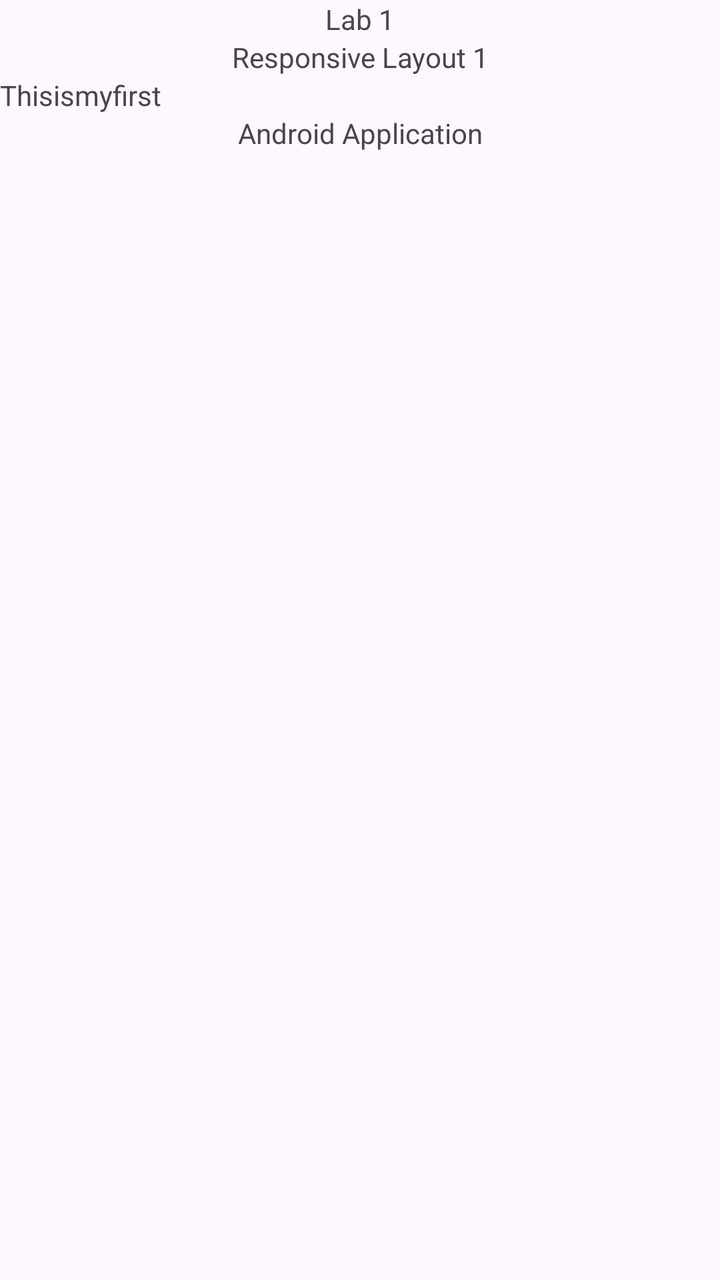
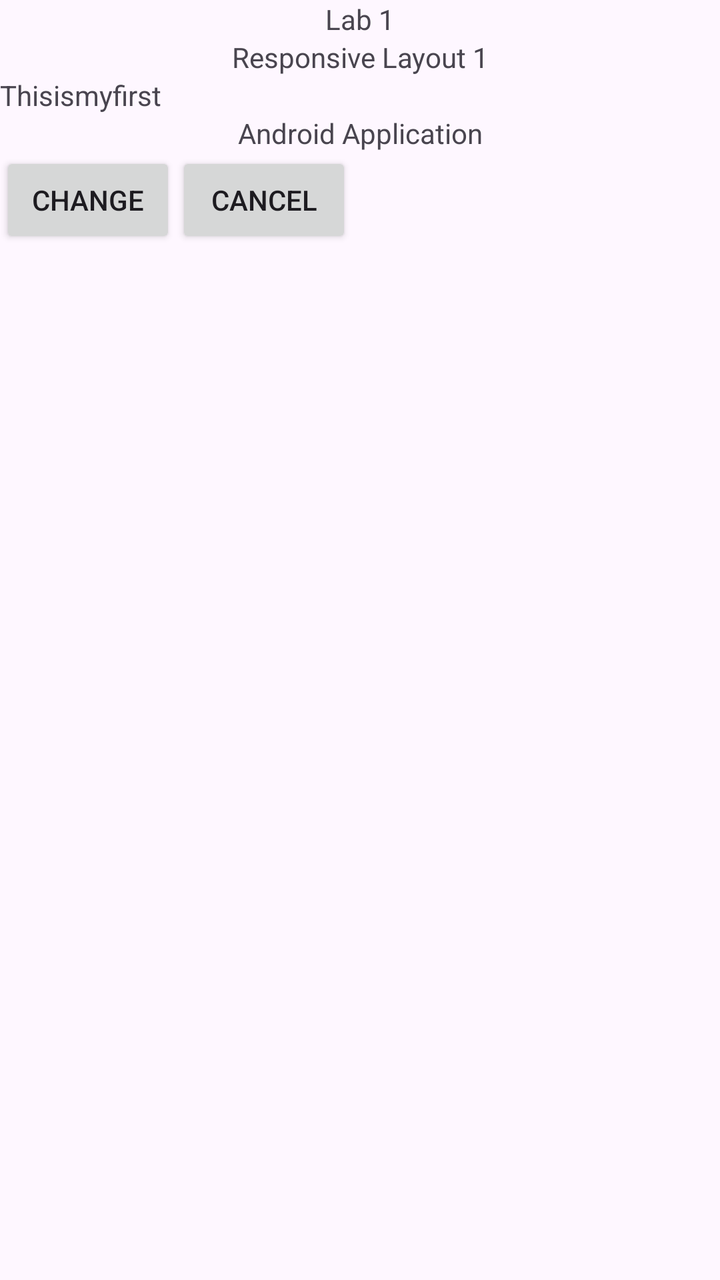

The first picture is an Android layout as it rendered before a commit; the second is the same layout after the commit. The layout source and the unified diff follow.
<!-- AndroidManifest.xml: application theme Theme.MyApplication -->
<!-- res/layout/activity_main.xml -->
<?xml version="1.0" encoding="utf-8"?>
<LinearLayout
    xmlns:android="http://schemas.android.com/apk/res/android"
    android:layout_width="match_parent"
    android:layout_height="match_parent"
    android:orientation="vertical">

    <TextView
        android:layout_width="match_parent"
        android:layout_height="wrap_content"
        android:gravity="center"
        android:text="Lab 1" />

    <TextView
        android:layout_width="match_parent"
        android:layout_height="wrap_content"
        android:gravity="center"
        android:text="Responsive Layout 1" />

    <LinearLayout
        android:layout_width="match_parent"
        android:layout_height="wrap_content"
        android:orientation="horizontal">

        <TextView
            android:layout_width="wrap_content"
            android:layout_height="wrap_content"
            android:text="This" />
        <TextView
            android:layout_width="wrap_content"
            android:layout_height="wrap_content"
            android:text="is" />
        <TextView
            android:layout_width="wrap_content"
            android:layout_height="wrap_content"
            android:text="my" />
        <TextView
            android:layout_width="wrap_content"
            android:layout_height="wrap_content"
            android:text="first" />
    </LinearLayout>

    <TextView
        android:layout_width="match_parent"
        android:layout_height="wrap_content"
        android:gravity="center"
        android:text="Android Application" />
</LinearLayout>
<!-- resources referenced by this layout -->
<resources>
  <style name="Theme.MyApplication" parent="Base.Theme.MyApplication" />
  <style name="Base.Theme.MyApplication" parent="Theme.Material3.DayNight.NoActionBar">
          
          
      </style>
</resources>

<!-- the commit's change to res/layout/activity_main.xml (unified diff, before → after) -->
@@ -45,4 +45,23 @@
         android:layout_height="wrap_content"
         android:gravity="center"
         android:text="Android Application" />
+
+    <LinearLayout
+        android:layout_width="match_parent"
+        android:layout_height="wrap_content"
+        android:orientation="horizontal">
+
+        <Button
+            android:id="@+id/btnChange"
+            android:layout_width="wrap_content"
+            android:layout_height="wrap_content"
+            android:text="Change" />
+
+        <Button
+            android:id="@+id/btnCancel"
+            android:layout_width="wrap_content"
+            android:layout_height="wrap_content"
+            android:text="Cancel" />
+    </LinearLayout>
+
 </LinearLayout>
